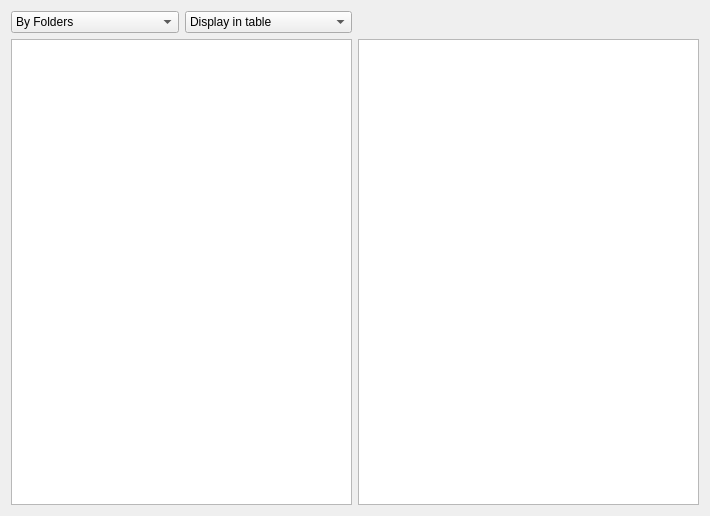
nfx256/laba3, file filemanagerform.ui: the form before one commit.
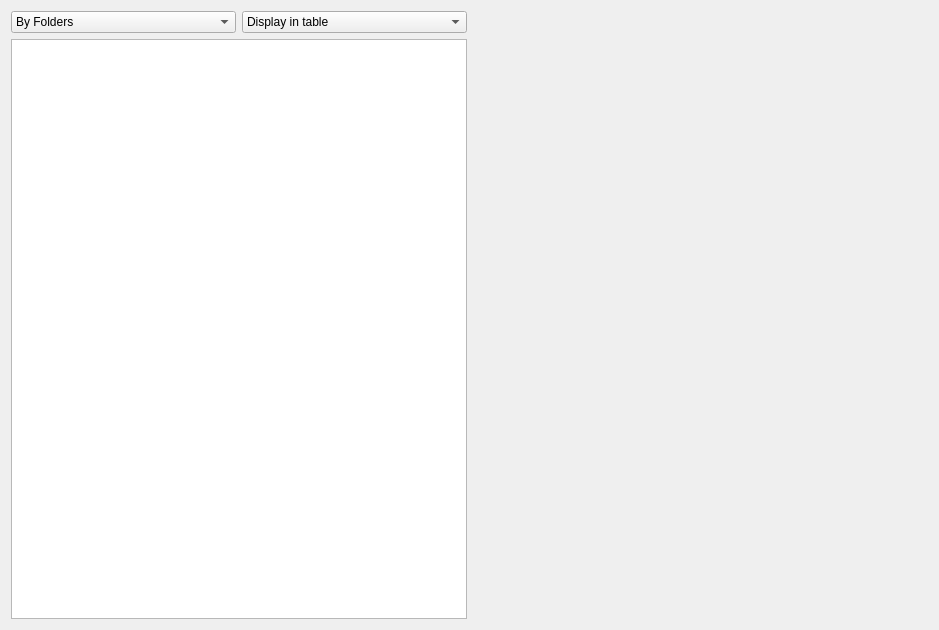
The form after the commit.

```diff
--- a/filemanagerform.ui
+++ b/filemanagerform.ui
@@ -6,8 +6,8 @@
    <rect>
     <x>0</x>
     <y>0</y>
-    <width>710</width>
-    <height>516</height>
+    <width>939</width>
+    <height>630</height>
    </rect>
   </property>
   <property name="windowTitle">
@@ -16,12 +16,12 @@
   <layout class="QHBoxLayout" name="horizontalLayout_2">
    <item>
     <layout class="QGridLayout" name="gridLayout">
-     <item row="1" column="1">
-      <widget class="QTableView" name="tableView"/>
-     </item>
      <item row="1" column="0">
       <widget class="QTreeView" name="treeView"/>
      </item>
+     <item row="1" column="1">
+      <widget class="QStackedWidget" name="stackedWidget"/>
+     </item>
      <item row="0" column="0">
       <layout class="QHBoxLayout" name="horizontalLayout">
        <item>
```
Left out of the diff: 10 changed lines with no effect on the pictures.
